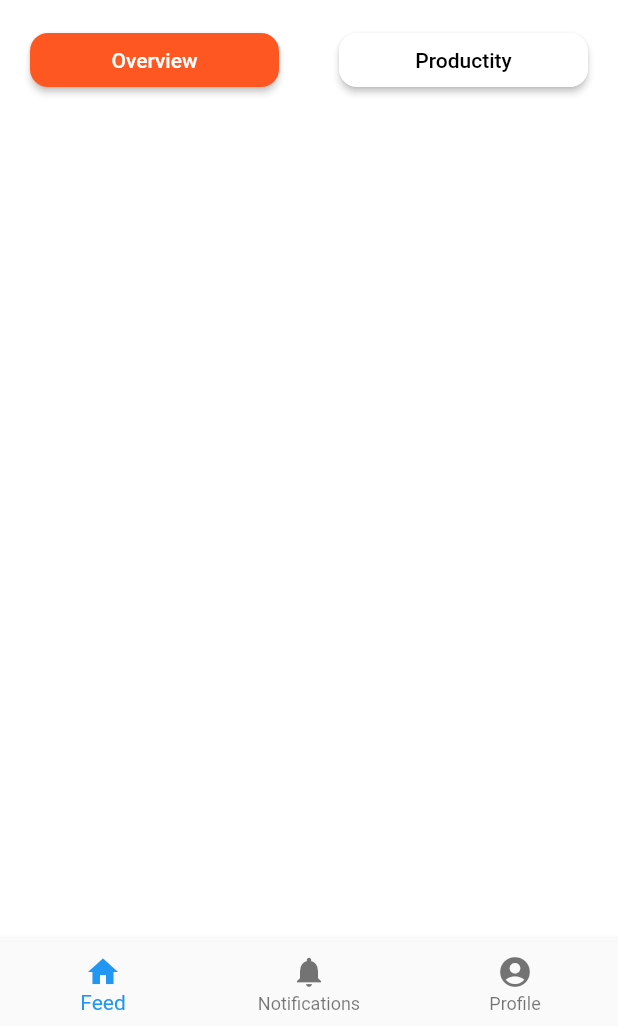
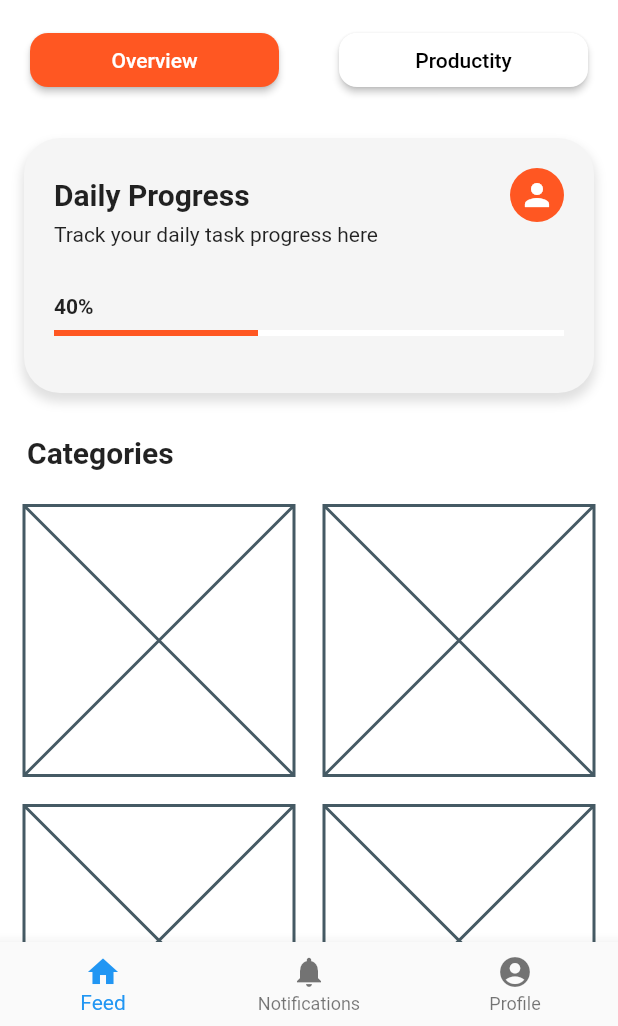
Before and after one commit to dogukan-selam/smart-home, a Flutter app: the screen it shows after launch, on a phone screen of 412 x 824 dp, the part 210-1236 px from its top. Run offline on Flutter 3.47's test engine with Material 2 defaults, Android fonts, the phone set to English and light mode, and no system bars.

Commit message:
Feed Updated

```diff
--- a/lib/core/constants/image_constants.dart
+++ b/lib/core/constants/image_constants.dart
@@ -1,6 +1,6 @@
-class ImageConstants{
+class ImageConstants {
   static const String _mainPath = 'assets/images';
 
-  static const String welcomeIllustration = '$_mainPath/welcome_illustration.png';
-
+  static const String welcomeIllustration =
+      '$_mainPath/welcome_illustration.png';
 }
--- a/lib/core/widgets/buttons/base_elevated_button.dart
+++ b/lib/core/widgets/buttons/base_elevated_button.dart
@@ -1,5 +1,6 @@
+import 'package:flutter/material.dart';
 
-import 'package:flutter/material.dart';
+import '../../../product/theme/app_theme.dart';
 
 class BaseElevatedButton extends StatelessWidget {
   const BaseElevatedButton({
@@ -26,7 +27,7 @@ class BaseElevatedButton extends StatelessWidget {
           ),
         ),
         backgroundColor: MaterialStateProperty.all(
-            backgroundColor ?? Colors.deepOrange[500]),
+            backgroundColor ?? AppTheme.primary),
       ),
       child: Text(
         text,
--- a/lib/feature/feed/view/feed_view.dart
+++ b/lib/feature/feed/view/feed_view.dart
@@ -1,6 +1,9 @@
 import 'package:flutter/material.dart';
+import 'package:smart_home/feature/feed/view/widgets/categories_grid_view.dart';
 
 import '../../../core/widgets/buttons/base_elevated_button.dart';
+import 'widgets/daily_progress_widget.dart';
+
 class FeedView extends StatelessWidget {
   const FeedView({super.key});
 
@@ -48,7 +51,15 @@ class FeedView extends StatelessWidget {
               ],
             ),
           ),
-        //  const DailyProgressWidget(progress: 76)
+          const DailyProgressWidget(progress: 40),
+          const Padding(
+            padding: EdgeInsets.only(top: 16, left: 18, bottom: 8),
+            child: Text(
+              'Categories',
+              style: TextStyle(fontWeight: FontWeight.bold, fontSize: 20),
+            ),
+          ),
+          const CategoriesGridView()
         ],
       ),
     );
--- /dev/null
+++ b/lib/feature/feed/view/widgets/categories_grid_view.dart
@@ -0,0 +1,29 @@
+import 'package:flutter/material.dart';
+
+import 'category_grid_tile.dart';
+
+class CategoriesGridView extends StatelessWidget {
+  const CategoriesGridView({super.key});
+
+  @override
+  Widget build(BuildContext context) {
+    return SizedBox(
+      height: MediaQuery.of(context).size.height*0.5,
+      child: GridView(
+        padding: EdgeInsets.all(16),
+        gridDelegate: SliverGridDelegateWithFixedCrossAxisCount(
+          crossAxisCount: 2,
+          crossAxisSpacing: 20,
+          mainAxisSpacing: 20
+        ),
+        children: [
+          CategoryGridTile(title: 'Books'),
+          CategoryGridTile(title: 'Emails'),
+          CategoryGridTile(title: 'Work'),
+          CategoryGridTile(title: 'Urgent'),
+
+        ],
+      ),
+    );
+  }
+}
--- /dev/null
+++ b/lib/feature/feed/view/widgets/category_grid_tile.dart
@@ -0,0 +1,12 @@
+import 'package:flutter/material.dart';
+
+class CategoryGridTile extends StatelessWidget {
+  const CategoryGridTile({required this.title, super.key});
+
+  final String title;
+
+  @override
+  Widget build(BuildContext context) {
+    return Placeholder();
+  }
+}
--- a/lib/feature/feed/view/widgets/daily_progress_widget.dart
+++ b/lib/feature/feed/view/widgets/daily_progress_widget.dart
@@ -1,4 +1,6 @@
 import 'package:flutter/material.dart';
+
+import '../../../../product/theme/app_theme.dart';
 
 class DailyProgressWidget extends StatelessWidget {
   const DailyProgressWidget({required this.progress, super.key});
@@ -8,10 +10,55 @@ class DailyProgressWidget extends StatelessWidget {
   @override
   Widget build(BuildContext context) {
     return Container(
-      height: 200,
+      decoration: BoxDecoration(
+        boxShadow: [
+          BoxShadow(
+            blurRadius: 5,
+            color: Colors.grey[300]!,
+            spreadRadius: 1,
+            offset: const Offset(0, 5),
+          )
+        ],
+        color: Colors.grey[100],
+        borderRadius: BorderRadius.circular(24),
+      ),
+      padding: const EdgeInsets.all(20),
+      margin: const EdgeInsets.symmetric(horizontal: 16, vertical: 12),
+      height: 170,
       width: double.infinity,
-      color: Colors.red,
-      child: Center(child: Text(progress.toString())),
+      child: Column(
+        crossAxisAlignment: CrossAxisAlignment.start,
+        children: [
+          Row(
+            mainAxisAlignment: MainAxisAlignment.spaceBetween,
+            children: [
+              const Text(
+                'Daily Progress',
+                style: TextStyle(fontSize: 20, fontWeight: FontWeight.bold),
+              ),
+              CircleAvatar(
+                backgroundColor: AppTheme.primary,
+                radius: 18,
+                child: const Icon(
+                  Icons.person,
+                  color: Colors.white,
+                ),
+              )
+            ],
+          ),
+          const Text('Track your daily task progress here'),
+          Padding(
+            padding: const EdgeInsets.only(top: 32, bottom: 8),
+            child: Text('$progress%',
+                style: const TextStyle(fontWeight: FontWeight.bold)),
+          ),
+          LinearProgressIndicator(
+            backgroundColor: Colors.white,
+            value: progress / 100,
+            color: AppTheme.primary,
+          )
+        ],
+      ),
     );
   }
 }
--- a/lib/feature/home/home_view.dart
+++ b/lib/feature/home/home_view.dart
@@ -24,7 +24,6 @@ class _HomeViewState extends State<HomeView> {
     const FeedView(),
     const NotificationView(),
     const SettingsView(),
-
   ];
 
   @override
--- a/lib/feature/notification/view/widgets/notification_list_tile.dart
+++ b/lib/feature/notification/view/widgets/notification_list_tile.dart
@@ -22,9 +22,7 @@ class NotificationListTile extends StatelessWidget {
         color: Colors.transparent,
         child: InkWell(
           borderRadius: BorderRadius.circular(18),
-          onTap: () {
-
-          },
+          onTap: () {},
           child: Padding(
             padding: const EdgeInsets.symmetric(horizontal: 12),
             child: Row(
--- a/lib/feature/welcome/view/welcome_view.dart
+++ b/lib/feature/welcome/view/welcome_view.dart
@@ -28,7 +28,6 @@ class WelcomeView extends StatelessWidget {
                 backgroundColor: Colors.deepOrange[700],
                 onPressed: () {
                   context.push(const NotificationView());
-
                 },
                 child: const Icon(Icons.chevron_right),
               ),
--- a/lib/feature/welcome/view/widgets/welcome_image.dart
+++ b/lib/feature/welcome/view/widgets/welcome_image.dart
@@ -15,8 +15,7 @@ class WelcomeImage extends StatelessWidget {
       margin: const EdgeInsets.symmetric(horizontal: 36),
       child: ClipRRect(
         borderRadius: BorderRadius.circular(50),
-        child: const BaseAssetImage(
-            path: ImageConstants.welcomeIllustration),
+        child: const BaseAssetImage(path: ImageConstants.welcomeIllustration),
       ),
     );
   }
--- /dev/null
+++ b/lib/product/theme/app_theme.dart
@@ -0,0 +1,6 @@
+import 'package:flutter/material.dart';
+
+class AppTheme {
+  static Color primary = Colors.deepOrange[500]!;
+  static Color secondary = Colors.deepOrange[400]!;
+}
```
Also changed, not shown: lib/main.dart (+9 -9 lines), lib/feature/welcome/view/widgets/welcome_description.dart (line endings or trailing spaces).
